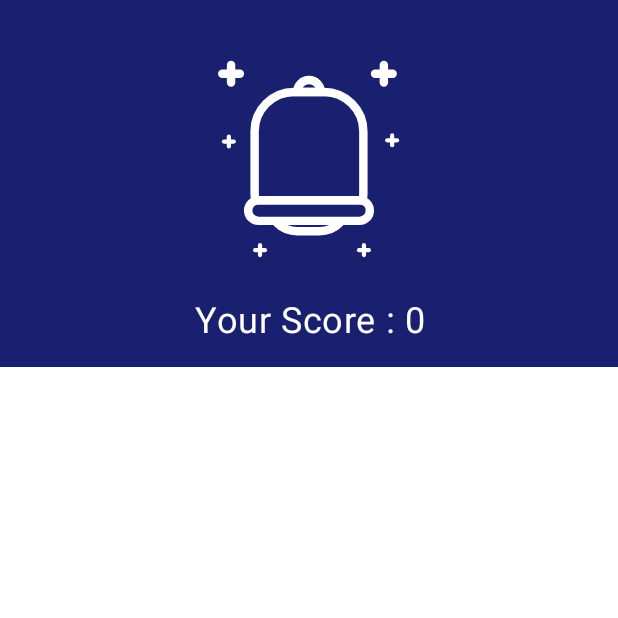
After one commit to qazi112/Quiz-App-Firebase, an Android app: the ResultActivity screen opened directly, with no data from a screen before it, on a phone screen of 412 x 824 dp, the top half of it. The commit adds this screen. Run offline under Robolectric (Android 15) with nearby library versions, the phone set to English and light mode, and no system bars; 10 statements that could not run were skipped.

Commit message:
Lecture 11 -Updated

```diff
--- a/app/build.gradle
+++ b/app/build.gradle
@@ -41,4 +41,5 @@ dependencies {
     androidTestImplementation 'androidx.test.ext:junit:1.1.2'
     implementation 'androidx.multidex:multidex:2.0.1'
     androidTestImplementation 'androidx.test.espresso:espresso-core:3.3.0'
+    implementation 'com.google.code.gson:gson:2.8.6'
 }
--- /dev/null
+++ b/app/src/main/java/com/example/quiz_app/activities/ResultActivity.java
@@ -0,0 +1,82 @@
+package com.example.quiz_app.activities;
+
+import androidx.annotation.RequiresApi;
+import androidx.appcompat.app.AppCompatActivity;
+
+import android.content.Intent;
+import android.os.Build;
+import android.os.Bundle;
+import android.text.Html;
+import android.util.Log;
+import android.widget.TextView;
+
+import com.example.quiz_app.R;
+import com.example.quiz_app.models.Question;
+import com.example.quiz_app.models.Quiz;
+import com.google.gson.Gson;
+
+import java.util.HashMap;
+import java.util.Map;
+
+public class ResultActivity extends AppCompatActivity {
+    Gson gson;
+    Quiz quiz;
+    TextView scoreText;
+    TextView textAnswer;
+    @Override
+    protected void onCreate(Bundle savedInstanceState) {
+        super.onCreate(savedInstanceState);
+        setContentView(R.layout.activity_result);
+        scoreText = findViewById(R.id.scoreText);
+        textAnswer = findViewById(R.id.textAnswer);
+
+        setUpViews();
+
+
+
+    }
+
+    public void setUpViews() {
+
+        gson = new Gson();
+        Intent intent = getIntent();
+        String json = intent.getStringExtra("QUIZ");
+        quiz = (Quiz) gson.fromJson(json, Quiz.class);
+
+        // deserialize data
+        calculateScore();
+        setAnswerView();
+    }
+    // Setting HTML String to TextAnswer
+    public void setAnswerView() {
+        StringBuilder builder = new StringBuilder();
+        for(Map.Entry<String,Question> entry : quiz.questions.entrySet()){
+            Question question = entry.getValue();
+            builder.append("<font color='#18206F'><b>Question: "+question.description+" </b></font><br><br>");
+            builder.append("<font color='#009866'>Answer: "+question.answer+"</font><br><br>");
+            builder.append("<font color='#009866'>Your Answer: "+question.userAnswer+"</font><br><br>");
+            if(Build.VERSION.SDK_INT >= Build.VERSION_CODES.N){
+                textAnswer.setText(Html.fromHtml(builder.toString(),Html.FROM_HTML_MODE_COMPACT));
+            }else{
+                textAnswer.setText(Html.fromHtml(builder.toString()));
+            }
+        }
+    }
+
+    public void calculateScore() {
+        int score = 0;
+        Log.d("DATA",""+quiz.questions);
+        for(HashMap.Entry<String,Question> entry : quiz.questions.entrySet()){
+            Log.d("DATA",""+entry.getValue());
+            Question val = entry.getValue();
+            if(val.userAnswer.equals(val.answer)){
+                score += 10;
+            }
+
+
+        }
+
+        scoreText.setText("Your Score : "+score);
+
+    }
+}
--- a/app/src/main/java/com/example/quiz_app/adapters/OptionAdapter.java
+++ b/app/src/main/java/com/example/quiz_app/adapters/OptionAdapter.java
@@ -43,7 +43,7 @@ public class OptionAdapter extends RecyclerView.Adapter<OptionAdapter.OptionView
     public void onBindViewHolder( OptionViewHolder holder, int position) {
     String data = options.get(position);
     holder.option.setText(data);
-    Log.d("TAG",question.userAnswer);
+
     holder.itemView.setOnClickListener(new View.OnClickListener() {
         @Override
         public void onClick(View v) {
--- /dev/null
+++ b/app/src/main/res/drawable-v24/ic_iconfinder_bell_white.xml
@@ -0,0 +1,110 @@
+<vector xmlns:android="http://schemas.android.com/apk/res/android"
+    android:width="64dp"
+    android:height="64dp"
+    android:viewportWidth="64"
+    android:viewportHeight="64">
+  <path
+      android:pathData="M49.745,9.712L49.745,13.893"
+      android:strokeLineJoin="round"
+      android:strokeWidth="2"
+      android:fillColor="#FFFFFF"
+      android:strokeColor="#FFFFFF"
+      android:strokeLineCap="round"/>
+  <path
+      android:pathData="M51.836,11.803L47.654,11.803"
+      android:strokeLineJoin="round"
+      android:strokeWidth="2"
+      android:fillColor="#FFFFFF"
+      android:strokeColor="#FFFFFF"
+      android:strokeLineCap="round"/>
+  <path
+      android:strokeWidth="1"
+      android:pathData="M45.02,52.438L45.02,54.771"
+      android:strokeLineJoin="round"
+      android:fillColor="#FFFFFF"
+      android:strokeColor="#FFFFFF"
+      android:strokeLineCap="round"/>
+  <path
+      android:strokeWidth="1"
+      android:pathData="M46.187,53.605L43.854,53.605"
+      android:strokeLineJoin="round"
+      android:fillColor="#FFFFFF"
+      android:strokeColor="#FFFFFF"
+      android:strokeLineCap="round"/>
+  <path
+      android:strokeWidth="1"
+      android:pathData="M51.712,26.4L51.712,28.734"
+      android:strokeLineJoin="round"
+      android:fillColor="#FFFFFF"
+      android:strokeColor="#FFFFFF"
+      android:strokeLineCap="round"/>
+  <path
+      android:strokeWidth="1"
+      android:pathData="M52.879,27.567L50.545,27.567"
+      android:strokeLineJoin="round"
+      android:fillColor="#FFFFFF"
+      android:strokeColor="#FFFFFF"
+      android:strokeLineCap="round"/>
+  <path
+      android:pathData="M13.528,9.712L13.528,13.893"
+      android:strokeLineJoin="round"
+      android:strokeWidth="2"
+      android:fillColor="#FFFFFF"
+      android:strokeColor="#FFFFFF"
+      android:strokeLineCap="round"/>
+  <path
+      android:pathData="M11.437,11.803L15.619,11.803"
+      android:strokeLineJoin="round"
+      android:strokeWidth="2"
+      android:fillColor="#FFFFFF"
+      android:strokeColor="#FFFFFF"
+      android:strokeLineCap="round"/>
+  <path
+      android:strokeWidth="1"
+      android:pathData="M20.392,52.438L20.392,54.771"
+      android:strokeLineJoin="round"
+      android:fillColor="#FFFFFF"
+      android:strokeColor="#FFFFFF"
+      android:strokeLineCap="round"/>
+  <path
+      android:strokeWidth="1"
+      android:pathData="M19.226,53.605L21.559,53.605"
+      android:strokeLineJoin="round"
+      android:fillColor="#FFFFFF"
+      android:strokeColor="#FFFFFF"
+      android:strokeLineCap="round"/>
+  <path
+      android:strokeWidth="1"
+      android:pathData="M13.003,26.69L13.003,29.024"
+      android:strokeLineJoin="round"
+
+      android:strokeColor="#FFFFFF"
+      android:strokeLineCap="round"/>
+  <path
+      android:strokeWidth="1"
+      android:pathData="M11.836,27.857L14.169,27.857"
+      android:strokeLineJoin="round"
+
+      android:strokeColor="#FFFFFF"
+      android:strokeLineCap="round"/>
+  <path
+      android:pathData="M39.396,47.038c-1.262,1.274 -3.016,2.067 -4.95,2.067h-5.21c-1.934,0 -3.682,-0.793 -4.944,-2.067"
+      android:strokeWidth="2"
+
+      android:strokeColor="#FFFFFF"/>
+  <path
+      android:pathData="M46.425,44.216c0,1.352 -1.094,2.445 -2.453,2.445H20.02c-1.352,0 -2.445,-1.094 -2.445,-2.445c0,-0.672 0.273,-1.289 0.719,-1.727c0.273,-0.273 0.609,-0.484 0.984,-0.602c0.234,-0.078 0.484,-0.117 0.742,-0.117h23.952c0.258,0 0.508,0.039 0.742,0.109C45.707,42.193 46.425,43.122 46.425,44.216z"
+      android:strokeWidth="2"
+
+      android:strokeColor="#FFFFFF"/>
+  <path
+      android:pathData="M44.886,25.49v14.586c0,0.617 -0.063,1.219 -0.172,1.805c-0.234,-0.07 -0.484,-0.109 -0.742,-0.109H20.02c-0.258,0 -0.508,0.039 -0.742,0.117c-0.109,-0.586 -0.172,-1.195 -0.172,-1.812V25.49c0,-5.172 4.203,-9.375 9.375,-9.375h7.031C40.691,16.115 44.886,20.318 44.886,25.49z"
+      android:strokeWidth="2"
+
+      android:strokeColor="#FFFFFF"/>
+  <path
+      android:pathData="M34.784,16.053v0.062h-5.57v-0.062c0,-0.773 0.312,-1.461 0.82,-1.969c0.5,-0.5 1.195,-0.812 1.961,-0.812c0.773,0 1.469,0.312 1.969,0.812C34.471,14.592 34.784,15.28 34.784,16.053z"
+      android:strokeWidth="2"
+
+      android:strokeColor="#FFFFFF"/>
+</vector>
--- /dev/null
+++ b/app/src/main/res/layout/activity_result.xml
@@ -0,0 +1,68 @@
+<?xml version="1.0" encoding="utf-8"?>
+<ScrollView xmlns:android="http://schemas.android.com/apk/res/android"
+    xmlns:app="http://schemas.android.com/apk/res-auto"
+    xmlns:tools="http://schemas.android.com/tools"
+    android:layout_width="match_parent"
+    android:layout_height="match_parent"
+    tools:context=".activities.ResultActivity">
+
+
+    <androidx.constraintlayout.widget.ConstraintLayout
+        android:layout_width="match_parent"
+        android:layout_height="wrap_content"
+        android:id="@+id/constraintLayoutId"
+        >
+
+
+        <LinearLayout
+            android:id="@+id/linearLayout"
+            android:layout_width="match_parent"
+            android:layout_height="match_parent"
+            android:background="@color/colorPrimary"
+            android:gravity="center_vertical"
+            android:orientation="vertical"
+            android:padding="16dp"
+
+            app:layout_constraintEnd_toEndOf="@id/constraintLayoutId"
+            app:layout_constraintStart_toStartOf="parent"
+            app:layout_constraintTop_toTopOf="@+id/constraintLayoutId">
+
+
+            <ImageView
+
+                android:id="@+id/imageView2"
+                android:layout_width="180dp"
+                android:layout_height="180dp"
+                android:layout_gravity="center"
+                android:src="@drawable/ic_iconfinder_bell_white"
+
+                />
+
+            <TextView
+                android:id="@+id/scoreText"
+                style="@style/TextAppearance.MaterialComponents.Body2"
+                android:layout_width="match_parent"
+                android:layout_height="wrap_content"
+                android:text="TextView"
+                android:textAlignment="center"
+                android:textColor="@color/white"
+                android:textSize="24sp" />
+
+        </LinearLayout>
+
+        <TextView
+            android:layout_marginTop="32dp"
+            android:id="@+id/textAnswer"
+            android:layout_marginHorizontal="16dp"
+            android:padding="8dp"
+            android:layout_width="match_parent"
+            android:layout_height="wrap_content"
+            android:text="Answer"
+            app:layout_constraintTop_toBottomOf="@id/linearLayout"
+            app:layout_constraintBottom_toBottomOf="@id/constraintLayoutId"
+            app:layout_constraintEnd_toEndOf="@id/constraintLayoutId"
+            app:layout_constraintStart_toStartOf="@id/constraintLayoutId" />
+
+
+    </androidx.constraintlayout.widget.ConstraintLayout>
+</ScrollView>
--- a/app/src/main/res/menu/menu.xml
+++ b/app/src/main/res/menu/menu.xml
@@ -2,7 +2,7 @@
 <menu xmlns:app="http://schemas.android.com/apk/res-auto"
     xmlns:android="http://schemas.android.com/apk/res/android">
 
-    <item android:title="Item" />
-    <item android:title="Item" />
-    <item android:title="Item" />
+    <item android:title="GitHub" android:id="@+id/github" />
+    <item android:title="Profile" android:id="@+id/profile"/>
+    <item android:title="Rate Us" android:id="@+id/rateUs"/>
 </menu>
```
Also changed, not shown: app/src/main/AndroidManifest.xml (+5 -4 lines), app/src/main/java/com/example/quiz_app/activities/MainActivity.java (+11 -0 lines), app/src/main/java/com/example/quiz_app/activities/ProfileActivity.java (added, +39 -0 lines), app/src/main/java/com/example/quiz_app/activities/QuizActivity.java (+17 -3 lines), app/src/main/res/layout/activity_profile.xml (added, +48 -0 lines).
